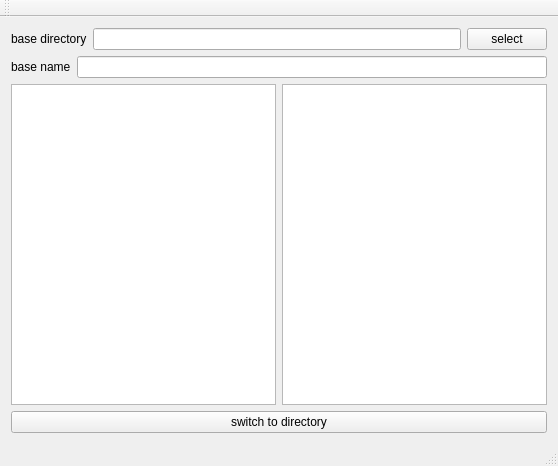
This is DirectorySwitcher/MainWindow.ui in Ulle84/UllesSourceCode as Qt 5 draws it before an edit. The edited form follows.
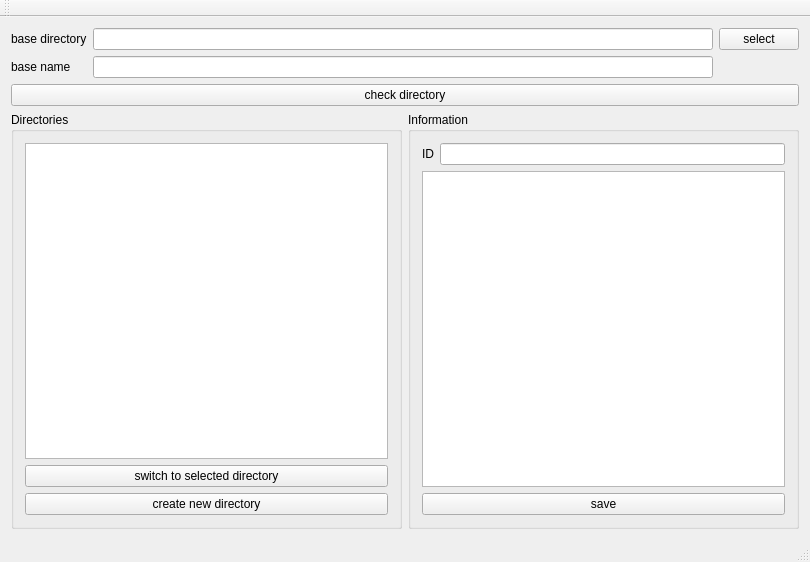
This is the edited form.

Diff of the .ui file:
```diff
--- a/DirectorySwitcher/MainWindow.ui
+++ b/DirectorySwitcher/MainWindow.ui
@@ -6,67 +6,116 @@
    <rect>
     <x>0</x>
     <y>0</y>
-    <width>558</width>
-    <height>466</height>
+    <width>810</width>
+    <height>562</height>
    </rect>
   </property>
   <property name="windowTitle">
    <string>MainWindow</string>
   </property>
   <widget class="QWidget" name="centralWidget">
-   <layout class="QVBoxLayout" name="verticalLayout">
+   <layout class="QVBoxLayout" name="verticalLayout_3">
     <item>
-     <layout class="QHBoxLayout" name="horizontalLayout">
-      <item>
+     <layout class="QGridLayout" name="gridLayout">
+      <item row="0" column="0">
        <widget class="QLabel" name="label">
         <property name="text">
          <string>base directory</string>
         </property>
        </widget>
       </item>
-      <item>
-       <widget class="QLineEdit" name="lineEdit"/>
+      <item row="0" column="1">
+       <widget class="QLineEdit" name="lineEditBaseDirectory"/>
       </item>
-      <item>
-       <widget class="QPushButton" name="pushButton">
+      <item row="0" column="2">
+       <widget class="QPushButton" name="pushButtonSelectDirectory">
         <property name="text">
          <string>select</string>
         </property>
        </widget>
       </item>
-     </layout>
-    </item>
-    <item>
-     <layout class="QHBoxLayout" name="horizontalLayout_2">
-      <item>
+      <item row="1" column="0">
        <widget class="QLabel" name="label_2">
         <property name="text">
          <string>base name</string>
         </property>
        </widget>
       </item>
-      <item>
-       <widget class="QLineEdit" name="lineEdit_2"/>
+      <item row="1" column="1">
+       <widget class="QLineEdit" name="lineEditBaseName"/>
       </item>
      </layout>
     </item>
     <item>
-     <layout class="QHBoxLayout" name="horizontalLayout_3">
-      <item>
-       <widget class="QListWidget" name="listWidget"/>
-      </item>
-      <item>
-       <widget class="QPlainTextEdit" name="plainTextEditInformation"/>
-      </item>
-     </layout>
-    </item>
-    <item>
-     <widget class="QPushButton" name="pushButton_2">
+     <widget class="QPushButton" name="pushButtonCheckDirectory">
       <property name="text">
-       <string>switch to directory</string>
+       <string>check directory</string>
       </property>
      </widget>
     </item>
+    <item>
+     <layout class="QHBoxLayout" name="horizontalLayout_2">
+      <item>
+       <widget class="QGroupBox" name="groupBox_2">
+        <property name="title">
+         <string>Directories</string>
+        </property>
+        <layout class="QVBoxLayout" name="verticalLayout_2">
+         <item>
+          <widget class="QListWidget" name="listWidgetProjects"/>
+         </item>
+         <item>
+          <widget class="QPushButton" name="pushButtonSwitch">
+           <property name="text">
+            <string>switch to selected directory</string>
+           </property>
+          </widget>
+         </item>
+         <item>
+          <widget class="QPushButton" name="pushButtonCreateNew">
+           <property name="text">
+            <string>create new directory</string>
+           </property>
+          </widget>
+         </item>
+        </layout>
+       </widget>
+      </item>
+      <item>
+       <widget class="QGroupBox" name="groupBox">
+        <property name="title">
+         <string>Information</string>
+        </property>
+        <layout class="QVBoxLayout" name="verticalLayout">
+         <item>
+          <layout class="QHBoxLayout" name="horizontalLayout">
+           <item>
+            <widget class="QLabel" name="label_3">
+             <property name="text">
+              <string>ID</string>
+             </property>
+            </widget>
+           </item>
+           <item>
+            <widget class="QLineEdit" name="lineEditId"/>
+           </item>
+          </layout>
+         </item>
+         <item>
+          <widget class="QPlainTextEdit" name="plainTextEditInformation"/>
+         </item>
+         <item>
+          <widget class="QPushButton" name="pushButtonSave">
+           <property name="text">
+            <string>save</string>
+           </property>
+          </widget>
+         </item>
+        </layout>
+       </widget>
+      </item>
+     </layout>
+    </item>
    </layout>
   </widget>
   <widget class="QMenuBar" name="menuBar">
```
Left out of the diff: 2 changed lines with no effect on the pictures.
